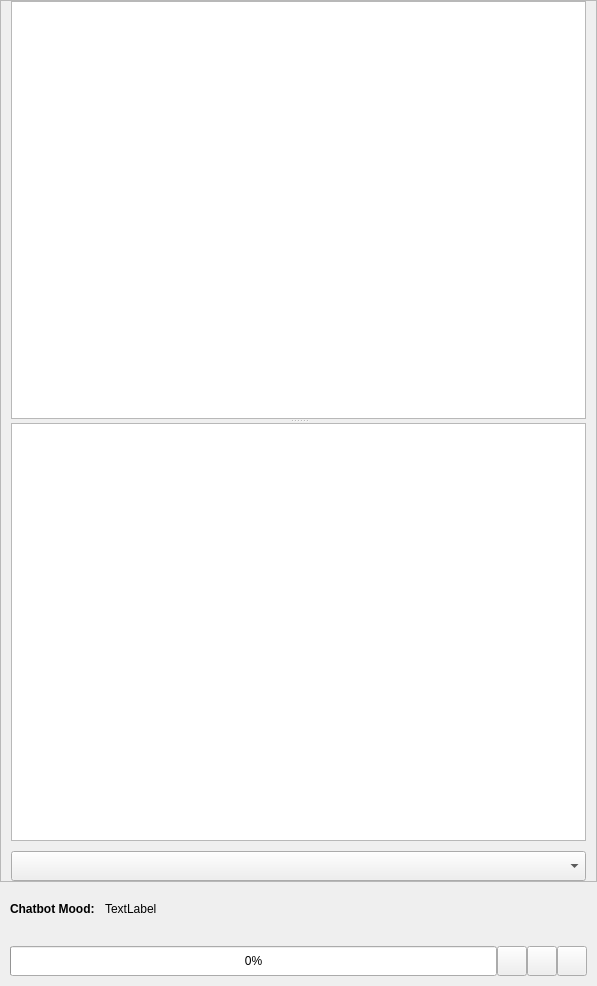
The window that src/airunner/widgets/llm/templates/chat_prompt.ui (Capsize-Games/airunner) describes before a commit, drawn with Qt 5.
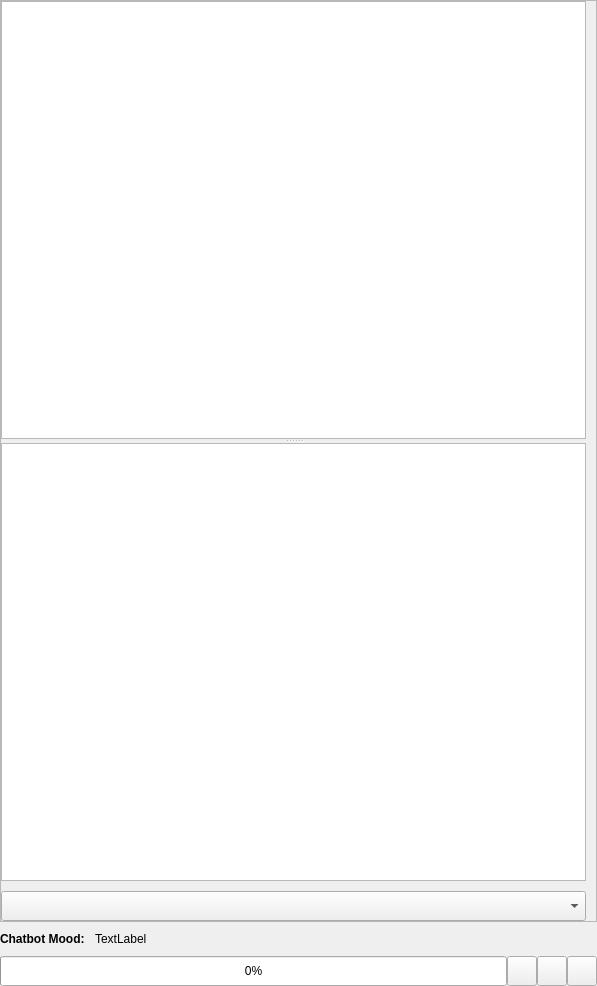
The same window after the commit. Icons and pictures are not drawn.

Commit message: fix llm history loading

What changed in the file:
```diff
--- a/src/airunner/widgets/llm/templates/chat_prompt.ui
+++ b/src/airunner/widgets/llm/templates/chat_prompt.ui
@@ -38,16 +38,16 @@
       <number>0</number>
      </property>
      <property name="leftMargin">
-      <number>10</number>
+      <number>0</number>
      </property>
      <property name="topMargin">
-      <number>10</number>
+      <number>0</number>
      </property>
      <property name="rightMargin">
-      <number>10</number>
+      <number>0</number>
      </property>
      <property name="bottomMargin">
-      <number>10</number>
+      <number>0</number>
      </property>
      <item>
       <widget class="QProgressBar" name="progressBar">
@@ -174,12 +174,12 @@
         <x>0</x>
         <y>0</y>
         <width>595</width>
-        <height>877</height>
+        <height>913</height>
        </rect>
       </property>
       <layout class="QGridLayout" name="gridLayout">
        <property name="leftMargin">
-        <number>10</number>
+        <number>0</number>
        </property>
        <property name="topMargin">
         <number>0</number>
@@ -219,8 +219,8 @@
                <rect>
                 <x>0</x>
                 <y>0</y>
-                <width>573</width>
-                <height>417</height>
+                <width>583</width>
+                <height>435</height>
                </rect>
               </property>
               <layout class="QGridLayout" name="gridLayout_2">
@@ -302,16 +302,16 @@
       <number>0</number>
      </property>
      <property name="leftMargin">
-      <number>10</number>
+      <number>0</number>
      </property>
      <property name="topMargin">
-      <number>10</number>
+      <number>0</number>
      </property>
      <property name="rightMargin">
-      <number>10</number>
+      <number>0</number>
      </property>
      <property name="bottomMargin">
-      <number>10</number>
+      <number>0</number>
      </property>
      <item row="0" column="0">
       <widget class="QLabel" name="label">
```
The commit also changes 2 other files.
